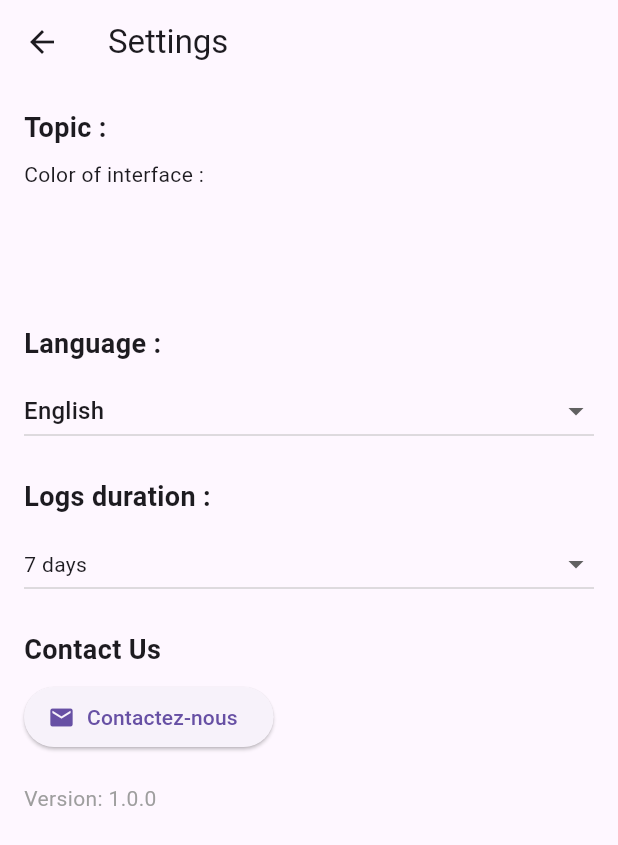
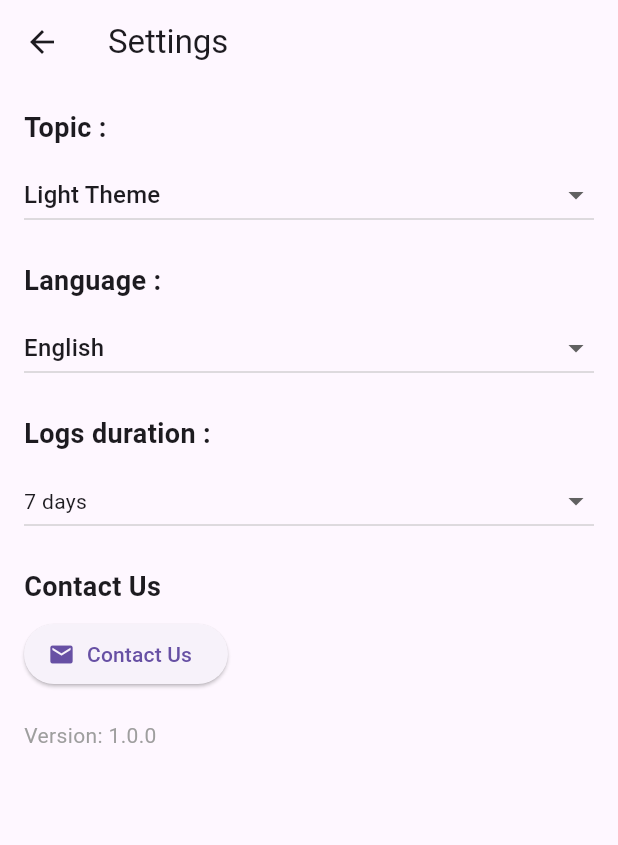
Before and after one commit to BastienMosse/Stora, a Flutter app: the SettingsScreen screen opened by its route, on a phone screen of 412 x 824 dp. Shown: the top 845 px of the screen. Run offline on Flutter 3.47's test engine with Material 3 defaults, Android fonts, the light colour scheme and no system bars; our stand-ins replace fl_chart, flutter_secure_storage, flutter_svg, font_awesome_flutter, go_router, google_fonts and 2 more; accounts and stored records are empty; generated files the repository leaves out were written again; network calls fail.

Commit message:
feat: to laure

```diff
--- a/flutter_project/lib/core/theme/app_theme.dart
+++ b/flutter_project/lib/core/theme/app_theme.dart
@@ -105,7 +105,7 @@ class CustomTheme extends AppThemeBase {
   CustomTheme._internal();
 
   // Brand Colors
-  Color? _primary;
+  Color? _primary = custom_color;
   Color? _secondary;
   Color? _tertiary;
   Color? _alternate;
@@ -149,6 +149,7 @@ class CustomTheme extends AppThemeBase {
   Color get Accent4 => _accent4 ?? DarkTheme.instance.Accent4;
 
   void load(String jsonString) {
+    print('jsonString : ${jsonString}');
     final Map<String, dynamic> json = jsonDecode(jsonString);
 
     Color? parseColor(String key) =>
--- a/flutter_project/lib/core/theme/theme_controller.dart
+++ b/flutter_project/lib/core/theme/theme_controller.dart
@@ -1,5 +1,6 @@
 import '/index.dart';
 
+Color? custom_color;
 enum ThemeType { light, dark, custom }
 
 class ThemeController extends ChangeNotifier {
@@ -23,6 +24,8 @@ class ThemeController extends ChangeNotifier {
   AppThemeBase get currentTheme => _currentTheme;
 
   void switchTheme(ThemeType newType) {
+
+    print('Entering switch with value : ${custom_color.toString()}');
     _currentType = newType;
     switch (newType) {
       case ThemeType.light:
--- a/flutter_project/lib/index.dart
+++ b/flutter_project/lib/index.dart
@@ -38,6 +38,7 @@ export 'package:flutter_svg/flutter_svg.dart';
 
 // Themes
 export 'core/theme/theme.dart';
+export 'core/theme/theme_controller.dart';
 
 // Localization
 export 'l10n/localization/app_localizations.dart';
--- a/flutter_project/lib/presentation/employees/view/emplyees_screen.dart
+++ b/flutter_project/lib/presentation/employees/view/emplyees_screen.dart
@@ -76,7 +76,7 @@ class _EmployeesScreenState extends State<EmployeesScreen> with RouteAware {
       child: Container(
         margin: EdgeInsets.symmetric(vertical: 8),
         decoration: BoxDecoration(
-          border: Border.all(color: Colors.blueAccent, width: 2),
+          border: Border.all(color: theme.currentTheme.Primary, width: 2),
           borderRadius: BorderRadius.circular(12),
         ),
         child: Card(
@@ -95,7 +95,7 @@ class _EmployeesScreenState extends State<EmployeesScreen> with RouteAware {
                   height: 56,
                   decoration: BoxDecoration(
                     borderRadius: BorderRadius.circular(8),
-                    border: Border.all(color: Colors.blueAccent, width: 2),
+                    border: Border.all(color: theme.currentTheme.Primary, width: 2),
                   ),
                   child: ClipRRect(
                     borderRadius: BorderRadius.circular(8),
@@ -149,7 +149,9 @@ class _EmployeesScreenState extends State<EmployeesScreen> with RouteAware {
   @override
   Widget build(BuildContext context) {
     return Scaffold(
+      backgroundColor: theme.currentTheme.PrimaryBackground,
       appBar: AppBar(
+        backgroundColor: theme.currentTheme.Primary,
         automaticallyImplyLeading: false,
         leading: IconButton(
           icon: Icon(Icons.arrow_back, color: Colors.grey, size: 24),
@@ -162,7 +164,7 @@ class _EmployeesScreenState extends State<EmployeesScreen> with RouteAware {
           style: TextStyle(
             fontFamily: 'Poppins',
             fontSize: 30,
-            color: Colors.black,
+            color: theme.currentTheme.PrimaryBackground,
           ),
         ),
         centerTitle: true,
@@ -174,6 +176,7 @@ class _EmployeesScreenState extends State<EmployeesScreen> with RouteAware {
           child: Column(
             mainAxisSize: MainAxisSize.max,
             children: [
+              SizedBox(height: 16),
               Row(
                 mainAxisSize: MainAxisSize.max,
                 mainAxisAlignment: MainAxisAlignment.spaceBetween,
@@ -195,14 +198,14 @@ class _EmployeesScreenState extends State<EmployeesScreen> with RouteAware {
                     },
                     icon: Container(
                       decoration: BoxDecoration(
-                        color: Colors.purple,
+                        color: theme.currentTheme.Primary,
                         borderRadius: BorderRadius.circular(8),
                       ),
                       width: 40,
                       height: 40,
-                      child: const Icon(
+                      child: Icon(
                         Icons.filter_alt,
-                        color: Colors.blueAccent,
+                        color: theme.currentTheme.PrimaryBackground,
                         size: 24,
                       ),
                     ),
@@ -230,10 +233,10 @@ class _EmployeesScreenState extends State<EmployeesScreen> with RouteAware {
                               borderRadius: BorderRadius.circular(8),
                             ),
                             filled: true,
-                            fillColor: Colors.black,
+                            fillColor: Colors.white,
                             prefixIcon: Icon(
                               FontAwesomeIcons.search,
-                              color: Colors.blue,
+                              color: theme.currentTheme.Primary,
                               size: 18,
                             ),
                           ),
@@ -300,7 +303,7 @@ class _EmployeesScreenState extends State<EmployeesScreen> with RouteAware {
                       }
                     },
                     style: ElevatedButton.styleFrom(
-                      backgroundColor: Theme.of(context).primaryColor,
+                      backgroundColor: theme.currentTheme.Primary,
                       padding: const EdgeInsets.symmetric(horizontal: 16),
                       shape: RoundedRectangleBorder(
                         borderRadius: BorderRadius.circular(8),
@@ -309,16 +312,16 @@ class _EmployeesScreenState extends State<EmployeesScreen> with RouteAware {
                       textStyle: Theme.of(
                         context,
                       ).textTheme.titleSmall?.copyWith(
-                        color: Colors.white,
+                        color: theme.currentTheme.Primary,
                         fontFamily: GoogleFonts.interTight().fontFamily,
                       ),
                     ),
-                    child: const Text(
+                    child: Text(
                       '+',
                       style: TextStyle(
                         fontSize: 24,
                         fontWeight: FontWeight.bold,
-                        color: Colors.white,
+                        color: theme.currentTheme.PrimaryBackground,
                       ),
                     ),
                   ),
--- a/flutter_project/lib/presentation/employees/view/popups/employees_create_popup.dart
+++ b/flutter_project/lib/presentation/employees/view/popups/employees_create_popup.dart
@@ -18,6 +18,7 @@ class _EmployeeCreatePopupState extends State<EmployeeCreatePopup> {
   final _payController = TextEditingController();
   Role? _selectedRole;
   bool _obscurePassword = true;
+  late ThemeController theme;
 
   File? _profileImage;
 
@@ -115,9 +116,16 @@ class _EmployeeCreatePopupState extends State<EmployeeCreatePopup> {
   }
 
   @override
+  void didChangeDependencies() {
+    super.didChangeDependencies();
+    theme = context.read<ThemeController>();
+  }
+
+  @override
   Widget build(BuildContext context) {
     final locale = AppLocalizations.of(context)!;
     return Dialog(
+      backgroundColor: theme.currentTheme.PrimaryBackground,
       shape: RoundedRectangleBorder(borderRadius: BorderRadius.circular(16)),
       child: Padding(
         padding: const EdgeInsets.all(16),
@@ -129,7 +137,7 @@ class _EmployeeCreatePopupState extends State<EmployeeCreatePopup> {
               children: [
                 Text(
                   locale.employee_display_update_popup_create,
-                  style: TextStyle(fontSize: 22, fontWeight: FontWeight.bold),
+                  style: TextStyle(fontSize: 22, fontWeight: FontWeight.bold,color:theme.currentTheme.PrimaryBackground),
                 ),
                 const SizedBox(height: 16),
                 Stack(
@@ -147,14 +155,14 @@ class _EmployeeCreatePopupState extends State<EmployeeCreatePopup> {
                       child: Container(
                         padding: const EdgeInsets.all(4),
                         decoration: BoxDecoration(
-                          color: Theme.of(context).primaryColor,
+                          color: theme.currentTheme.Primary,
                           shape: BoxShape.circle,
                           border: Border.all(color: Colors.white, width: 2),
                         ),
-                        child: const Icon(
+                        child: Icon(
                           Icons.camera_alt,
                           size: 16,
-                          color: Colors.white,
+                          color: theme.currentTheme.PrimaryBackground,
                         ),
                       ),
                     ),
@@ -323,16 +331,26 @@ class _EmployeeCreatePopupState extends State<EmployeeCreatePopup> {
                 Row(
                   children: [
                     Expanded(
-                      child: OutlinedButton(
+
+                      child: ElevatedButton(
+                        style: ElevatedButton.styleFrom(
+                          backgroundColor: theme.currentTheme.Primary,
+                        ),
                         onPressed: () => Navigator.pop(context, false),
                         child: Text(
                           locale.employee_display_update_popup_annuler,
+                          style: TextStyle(
+                            color: theme.currentTheme.PrimaryBackground,
+                          ),
                         ),
                       ),
                     ),
                     const SizedBox(width: 16),
                     Expanded(
                       child: ElevatedButton(
+                        style: ElevatedButton.styleFrom(
+                          backgroundColor: theme.currentTheme.Primary,
+                        ),
                         onPressed: () async {
                           if (_formKey.currentState?.validate() ?? false) {
                             final request = UserRegisterRequest(
@@ -406,6 +424,9 @@ class _EmployeeCreatePopupState extends State<EmployeeCreatePopup> {
                         },
                         child: Text(
                           locale.employee_display_update_popup_create,
+                          style: TextStyle(
+                            color: theme.currentTheme.PrimaryBackground,
+                          ),
                         ),
                       ),
                     ),
--- a/flutter_project/lib/presentation/employees/view/popups/employees_filter_popup.dart
+++ b/flutter_project/lib/presentation/employees/view/popups/employees_filter_popup.dart
@@ -18,6 +18,7 @@ class _EmployeesFilterPopupState extends State<EmployeesFilterPopup> {
   final TextEditingController loginController = TextEditingController();
   final TextEditingController firstNameController = TextEditingController();
   final TextEditingController lastNameController = TextEditingController();
+  late ThemeController theme;
 
   @override
   void dispose() {
@@ -31,13 +32,22 @@ class _EmployeesFilterPopupState extends State<EmployeesFilterPopup> {
   }
 
   @override
+  void didChangeDependencies() {
+    super.didChangeDependencies();
+    theme = context.read<ThemeController>();
+  }
+
+  @override
   Widget build(BuildContext context) {
     final locale = AppLocalizations.of(context)!;
     return AlertDialog(
+      backgroundColor: theme.currentTheme.PrimaryBackground,
       title: Row(
         mainAxisAlignment: MainAxisAlignment.spaceBetween,
         children: [
-          Text(locale.employee_filter_popup_option),
+          Text(locale.employee_filter_popup_option,
+            style: TextStyle(color: theme.currentTheme.PrimaryBackground,),
+          ),
           IconButton(
             icon: const Icon(Icons.close),
             onPressed: () => Navigator.of(context).pop(),
@@ -89,7 +99,10 @@ class _EmployeesFilterPopupState extends State<EmployeesFilterPopup> {
         ),
       ),
       actions: [
-        TextButton(
+        ElevatedButton(
+          style: ElevatedButton.styleFrom(
+            backgroundColor: theme.currentTheme.Primary,
+          ),
           onPressed: () {
             setState(() {
               startDateController.clear();
@@ -100,9 +113,15 @@ class _EmployeesFilterPopupState extends State<EmployeesFilterPopup> {
               lastNameController.clear();
             });
           },
-          child: Text(locale.employee_filter_popup_reset),
+          child: Text(
+            locale.employee_filter_popup_reset,
+            style: TextStyle(color: theme.currentTheme.PrimaryBackground,),
+          )
         ),
         ElevatedButton(
+          style: ElevatedButton.styleFrom(
+            backgroundColor: theme.currentTheme.Primary,
+          ),
           onPressed: () {
             final filterData = EmployeesFilterData(
               login: loginController.text,
@@ -117,7 +136,12 @@ class _EmployeesFilterPopupState extends State<EmployeesFilterPopup> {
 
             context.pop();
           },
-          child: Text(locale.employee_filter_popup_apply),
+          child: Text(
+            locale.employee_filter_popup_apply,
+            style: TextStyle(
+              color: theme.currentTheme.PrimaryBackground,
+            ),
+          ),
         ),
       ],
     );
--- a/flutter_project/lib/presentation/settings/view/settings_screen.dart
+++ b/flutter_project/lib/presentation/settings/view/settings_screen.dart
@@ -1,5 +1,4 @@
 import '/index.dart';
-import '/core/theme/app_theme.dart';
 
 class SettingsScreen extends StatefulWidget {
   const SettingsScreen({super.key});
@@ -10,30 +9,28 @@ class SettingsScreen extends StatefulWidget {
 
 class _SettingsScreenState extends State<SettingsScreen> {
   String? logDuration = '7';
-
-  final List<Color> _colorPalette = [];
-
-  @override
-  void initState() {
-    super.initState();
-    final theme = context.watch<ThemeController>();
-
-    theme.currentType; // pour récup le type ( énum )
-    theme.currentTheme; // pour récup le thème ( instance )
-  }
+  final List<Color> _colorPalette = [
+    Colors.blue,
+    Colors.red,
+    Colors.green,
+    Colors.purple,
+    Colors.orange,
+    Colors.teal,
+  ];
+  bool _showColorPalette = false;
 
   @override
   Widget build(BuildContext context) {
     final userPrefs = context.watch<UserPrefs>();
-    final theme = context.watch<ThemeController>();
-    final loc = AppLocalizations.of(context)!;
+    final themeController = context.watch<ThemeController>();
+    final locale = AppLocalizations.of(context)!;
 
     return Scaffold(
       appBar: AppBar(
-        title: Text("Settings"),
+        title: Text(locale.settings_title),
         leading: IconButton(
           icon: const Icon(Icons.arrow_back),
-          onPressed: () => Navigator.pop(context),
+          onPressed: () => context.push(Routes.home),
         ),
       ),
       body: SingleChildScrollView(
@@ -42,24 +39,27 @@ class _SettingsScreenState extends State<SettingsScreen> {
           crossAxisAlignment: CrossAxisAlignment.start,
           children: [
             // Section Thème
-            _buildSectionTitle(loc.settings_topic),
-            _buildColorPalette(context, userPrefs),
+            _buildSectionTitle(locale.settings_topic),
+            _buildThemeSelector(themeController),
+            if (_showColorPalette) ...[
+              const SizedBox(height: 16),
+              _buildColorPalette(context, themeController),
+            ],
             const SizedBox(height: 20),
 
-            // je peux faire loc. un truc qui permet d'acceder direct au titre? ou à la langue?
             // Section Langue
-            _buildSectionTitle(loc.settings_language),
-            _buildLanguageDropdown(userPrefs, loc),
+            _buildSectionTitle(locale.settings_language),
+            _buildLanguageDropdown(userPrefs, locale),
             const SizedBox(height: 20),
 
             // Section Logs
-            _buildSectionTitle(loc.settings_logs_duration),
-            _buildLogDurationDropdown(),
+            _buildSectionTitle(locale.settings_logs_duration),
+            _buildLogDurationDropdown(locale),
             const SizedBox(height: 20),
 
             // Section Contact
-            _buildSectionTitle(loc.settings_contact),
-            _buildContactButton(context),
+            _buildSectionTitle(locale.settings_contact),
+            _buildContactButton(locale),
             const SizedBox(height: 20),
 
             // Version de l'app
@@ -69,6 +69,83 @@ class _SettingsScreenState extends State<SettingsScreen> {
       ),
     );
   }
+
+  Widget _buildThemeSelector(ThemeController themeController) {
+    return DropdownButton<ThemeType>(
+      value: themeController.currentType,
+      isExpanded: true,
+      onChanged: (ThemeType? newType) {
+        if (newType != null) {
+          setState(() {
+            _showColorPalette = newType == ThemeType.custom;
+          });
+          if (newType != ThemeType.custom)
+          {
+            themeController.switchTheme(newType);
+          }
+
+        }
+      },
+      items: ThemeType.values.map((type) {
+        return DropdownMenuItem<ThemeType>(
+          value: type,
+          child: Text(_getThemeName(type)),
+        );
+      }).toList(),
+    );
+  }
+
+  String _getThemeName(ThemeType type) {
+    switch (type) {
+      case ThemeType.light: return 'Light Theme';
+      case ThemeType.dark: return 'Dark Theme';
+      case ThemeType.custom: return 'Custom Theme';
+    }
+  }
+
+  Widget _buildColorPalette(BuildContext context, ThemeController themeController) {
+    return Column(
+      crossAxisAlignment: CrossAxisAlignment.start,
+      children: [
+        Text('Select custom color:'),
+        const SizedBox(height: 10),
+        SizedBox(
+          height: 60,
+          child: ListView.separated(
+            scrollDirection: Axis.horizontal,
+            itemCount: _colorPalette.length,
+            separatorBuilder: (_, __) => const SizedBox(width: 10),
+            itemBuilder: (context, index) {
+              return GestureDetector(
+                onTap: () {
+                    _updateCustomTheme(themeController, _colorPalette[index]);
+                },
+                child: Container(
+                  width: 50,
+                  decoration: BoxDecoration(
+                    color: _colorPalette[index],
+                    borderRadius: BorderRadius.circular(8),
+                  ),
+                ),
+              );
+            },
+          ),
+        ),
+      ],
+    );
+  }
+
+  void _updateCustomTheme(ThemeController themeController, Color newColor) {
+    //print('${custom_color.toString()} -> ${newColor.toString()}');
+
+    setState(() {
+      custom_color = newColor;
+    });
+
+
+    themeController.switchTheme(ThemeType.custom);
+  }
+
 
   Widget _buildSectionTitle(String title) {
     return Padding(
@@ -80,49 +157,7 @@ class _SettingsScreenState extends State<SettingsScreen> {
     );
   }
 
-  Widget _buildColorPalette(BuildContext context, UserPrefs userPrefs) {
-    final userPrefs = context.watch<UserPrefs>();
-    final theme = context.watch<ThemeController>();
-    final loc = AppLocalizations.of(context)!;
-    return Column(
-      crossAxisAlignment: CrossAxisAlignment.start,
-      children: [
-        Text(loc.selectThemeColor),
-        const SizedBox(height: 10),
-        SizedBox(
-          height: 60,
-          child: ListView.separated(
-            scrollDirection: Axis.horizontal,
-            itemCount: _colorPalette.length,
-            separatorBuilder: (_, __) => const SizedBox(width: 10),
-            itemBuilder: (context, index) {
-              return GestureDetector(
-                onTap: () =>{},// userPrefs.setPrimaryColor(_colorPalette[index]),
-                child: Container(
-                  width: 50,
-                  decoration: BoxDecoration(
-                    color: _colorPalette[index],
-                    borderRadius: BorderRadius.circular(8),
-                    border:null,
-                        /*userPrefs.primaryColor.value ==
-                                _colorPalette[index].value
-                            ? Border.all(color: Colors.black, width: 2)
-                            : null,*/
-                  ),
-                  child:
-                      /*userPrefs.primaryColor.value == _colorPalette[index].value
-                          ? const Icon(Icons.check, color: Colors.white)
-                          :*/ null,
-                ),
-              );
-            },
-          ),
-        ),
-      ],
-    );
-  }
-
-  Widget _buildLanguageDropdown(UserPrefs userPrefs, AppLocalizations loc) {
+  Widget _buildLanguageDropdown(UserPrefs userPrefs, AppLocalizations locale) {
     return DropdownButton<Locale>(
       isExpanded: true,
       value: Localizations.localeOf(context),
@@ -131,8 +166,7 @@ class _SettingsScreenState extends State<SettingsScreen> {
           userPrefs.setLocale(newLocale);
         }
       },
-      items:
-          AppLocalizations.supportedLocales.map((Locale locale) {
+      items: AppLocalizations.supportedLocales.map((Locale locale) {
         return DropdownMenuItem<Locale>(
           value: locale,
           child: Text(_getLanguageName(locale.languageCode)),
@@ -143,94 +177,52 @@ class _SettingsScreenState extends State<SettingsScreen> {
 
   String _getLanguageName(String code) {
     switch (code) {
-      case 'en':
-        return 'English';
-      case 'fr':
-        return 'Français';
-      default:
-        return code.toUpperCase();
+      case 'en': return 'English';
+      case 'fr': return 'Français';
+      default: return code.toUpperCase();
     }
   }
 
-
-  // Méthode pour initialiser depuis SharedPreferences
-  Future<void> initialize() async {
-    final prefs = await SharedPreferences.getInstance();
-    //logDuration = prefs.getString('log_duration') ?? '30'; // Valeur par défaut
-    //notifyListeners();
-  }
-
-    Future<void> setLogDuration(String duration) async {
-    // Validation des valeurs autorisées
-    const validDurations = {'7', '30', '60', '90', '365'};
-    if (!validDurations.contains(duration)) {
-      throw ArgumentError('Durée de log non valide: $duration');
-    }
-
-    // Sauvegarde dans les préférences
-    final prefs = await SharedPreferences.getInstance();
-    await prefs.setString('log_duration', duration);
-
-    // Mise à jour de l'état local
-    //logDuration = duration;
-    //notifyListeners(); // Notifie les écouteurs du changement
-  }
-
-Widget _buildLogDurationDropdown() {
-  final userPrefs = context.watch<UserPrefs>();
-  final theme = Theme.of(context); // Utilisation du Theme standard
-  final loc = AppLocalizations.of(context)!;
-
-  // Définition des constantes pour les valeurs
-  const durations = {
-    '7': '7',
-    '30': '30',
-    '60': '60',
-    '90': '90',
-    '365': '365',
-  };
-
+  Widget _buildLogDurationDropdown(AppLocalizations locale) {
+    final theme = Theme.of(context);
     return DropdownButton<String>(
       isExpanded: true,
-    value: logDuration ?? '30', // Valeur par défaut '30'
-    dropdownColor: theme.cardColor, // Style cohérent avec le thème
+      value: logDuration ?? '30',
+      dropdownColor: theme.cardColor,
       style: theme.textTheme.bodyMedium,
-    onChanged: (String? newValue) async {
+      onChanged: (String? newValue) {
         if (newValue != null) {
-        //await userPrefs.setLogDuration(newValue);
           setState(() => logDuration = newValue);
         }
       },
-    items: durations.entries.map((entry) {
-      return DropdownMenuItem<String>(
-        value: entry.key,
-        child: Text('${entry.value} ${loc.settings_days}'),
-      );
-    }).toList(),
+      items: [
+        DropdownMenuItem(value: '7', child: Text('7 ${locale.settings_days}')),
+        DropdownMenuItem(value: '30', child: Text('30 ${locale.settings_days}')),
+        DropdownMenuItem(value: '60', child: Text('60 ${locale.settings_days}')),
+        DropdownMenuItem(value: '90', child: Text('90 ${locale.settings_days}')),
+        DropdownMenuItem(value: '365', child: Text('365 ${locale.settings_days}')),
+      ],
     );
   }
 
-  Widget _buildContactButton(BuildContext context) {
+  Widget _buildContactButton(AppLocalizations locale) {
     return ElevatedButton.icon(
       icon: const Icon(Icons.email),
-      label: const Text('Contactez-nous'),
-      onPressed: () => _showContactDialog(context),
+      label: Text(locale.settings_contact),
+      onPressed: () => _showContactDialog(locale),
     );
   }
 
-  void _showContactDialog(BuildContext context) {
+  void _showContactDialog(AppLocalizations locale) {
     showDialog(
       context: context,
-      builder:
-          (context) => AlertDialog(
-            title: const Text('Contact'),
-            content: const Text(
-              'Email: support@example.com\nTéléphone: +123456789',
-            ),
+      builder: (context) => AlertDialog(
+        title: Text(locale.settings_contact),
+        content: Text('Email: support@example.com\n${locale.employee_display_update_popup_phone}: +123456789'),
         actions: [
           TextButton(
             onPressed: () => Navigator.pop(context),
-                child: const Text('Fermer'),
+            child: Text(locale.settings_close),
           ),
         ],
       ),
```
Also changed, not shown: flutter_project/lib/l10n/languages/app_en.arb (+5 -2 lines), flutter_project/lib/l10n/languages/app_fr.arb (+6 -2 lines), flutter_project/lib/presentation/logs/view/displaylog_screen.dart (+10 -5 lines). Lines whose indentation alone changed are shown as unchanged.
